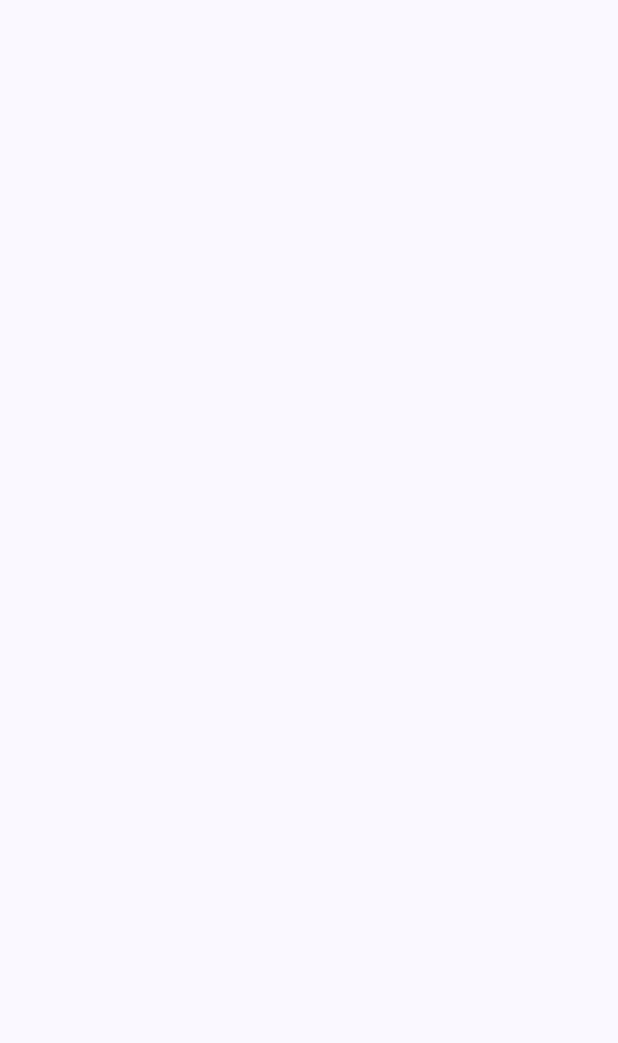
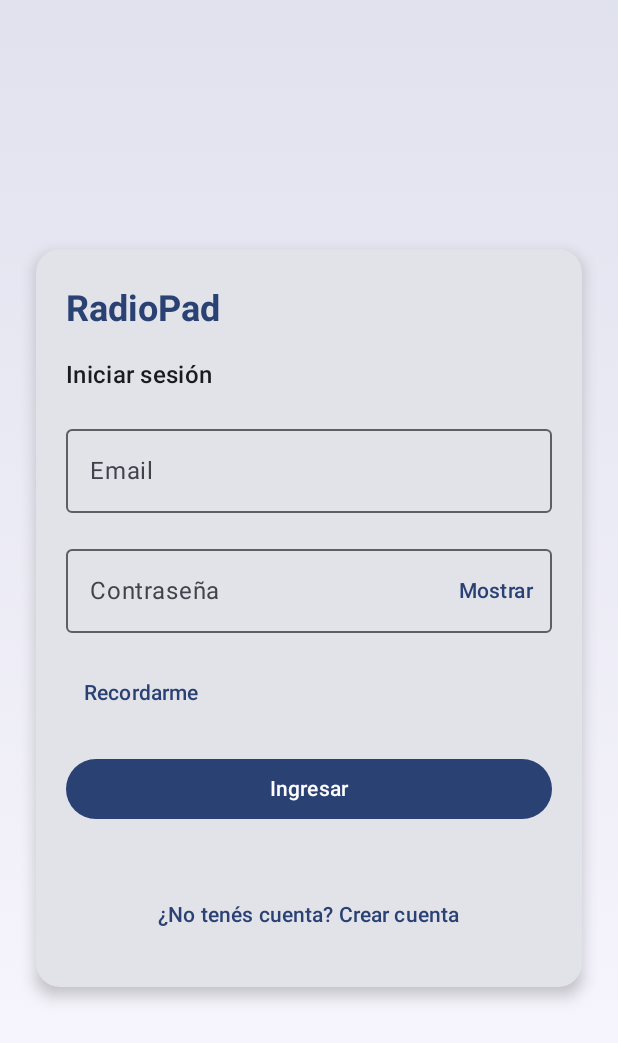
Before and after one commit to Shadouuh/RadioPad, an Android app built with Jetpack Compose: the screen it shows after launch (MainActivity), on a phone screen of 412 x 824 dp. Before the commit the part shown is empty. Shown: the top 1043 px of the screen. Run offline under Robolectric (Android 15) with nearby library versions, the phone set to English and light mode, and no system bars; 2 statements that could not run were skipped.

Commit message:
Iniciando Diseño

```diff
--- a/android/app/src/main/java/com/marioprojects/radiopad/MainActivity.kt
+++ b/android/app/src/main/java/com/marioprojects/radiopad/MainActivity.kt
@@ -7,11 +7,9 @@
 import androidx.compose.foundation.layout.fillMaxSize
 import androidx.compose.foundation.layout.padding
 import androidx.compose.material3.Scaffold
-import androidx.compose.material3.Text
-import androidx.compose.runtime.Composable
 import androidx.compose.ui.Modifier
-import androidx.compose.ui.tooling.preview.Preview
 import com.marioprojects.radiopad.ui.theme.RadioPadTheme
+import com.marioprojects.radiopad.ui.navigation.AppNavHost
 
 class MainActivity : ComponentActivity() {
     override fun onCreate(savedInstanceState: Bundle?) {
@@ -20,7 +18,7 @@
         setContent {
             RadioPadTheme {
                 Scaffold(modifier = Modifier.fillMaxSize()) { innerPadding ->
-
+                    AppNavHost()
                 }
             }
         }
--- /dev/null
+++ b/android/app/src/main/java/com/marioprojects/radiopad/ui/navigation/AppNavGraph.kt
@@ -0,0 +1,55 @@
+package com.marioprojects.radiopad.ui.navigation
+
+import androidx.compose.material3.Text
+import androidx.compose.runtime.Composable
+import androidx.navigation.NavHostController
+import androidx.navigation.compose.NavHost
+import androidx.navigation.compose.composable
+import androidx.navigation.compose.rememberNavController
+import com.marioprojects.radiopad.ui.screens.auth.ui.LoginScreen
+
+// Definición de rutas de la app (simple y coherente con las secciones)
+sealed class Screen(val route: String) {
+    data object Login : Screen("auth/login")
+    data object Register : Screen("auth/register")
+    data object Dashboard : Screen("dashboard")
+}
+
+/**
+ * NavHost principal de la app: inicia en Login y navega a Dashboard o Register.
+ * Por ahora las pantallas de Register/Dashboard son placeholders para facilitar el flujo.
+ */
+@Composable
+fun AppNavHost(
+    navController: NavHostController = rememberNavController(),
+    startDestination: String = Screen.Login.route
+) {
+    NavHost(
+        navController = navController,
+        startDestination = startDestination
+    ) {
+        composable(Screen.Login.route) {
+            LoginScreen(
+                onLogin = { _, _, _ ->
+                    // TODO: Integrar con ViewModel y backend; de momento navega a dashboard
+                    navController.navigate(Screen.Dashboard.route) {
+                        popUpTo(Screen.Login.route) { inclusive = true }
+                    }
+                },
+                onNavigateToRegister = {
+                    navController.navigate(Screen.Register.route)
+                }
+            )
+        }
+
+        composable(Screen.Register.route) {
+            // TODO: Implementar RegisterScreen más adelante
+            Text("Registro (próximamente)")
+        }
+
+        composable(Screen.Dashboard.route) {
+            // TODO: Reemplazar con pantalla real del dashboard (Home)
+            Text("Dashboard (placeholder)")
+        }
+    }
+}
--- /dev/null
+++ b/android/app/src/main/java/com/marioprojects/radiopad/ui/screens/auth/ui/LoginScreen.kt
@@ -0,0 +1,152 @@
+package com.marioprojects.radiopad.ui.screens.auth.ui
+
+import androidx.compose.foundation.background
+import androidx.compose.foundation.layout.Arrangement
+import androidx.compose.foundation.layout.Box
+import androidx.compose.foundation.layout.Column
+import androidx.compose.foundation.layout.Spacer
+import androidx.compose.foundation.layout.fillMaxSize
+import androidx.compose.foundation.layout.fillMaxWidth
+import androidx.compose.foundation.layout.height
+import androidx.compose.foundation.layout.padding
+import androidx.compose.foundation.shape.RoundedCornerShape
+import androidx.compose.material3.Button
+import androidx.compose.material3.Card
+import androidx.compose.material3.CardDefaults
+import androidx.compose.material3.MaterialTheme
+import androidx.compose.material3.OutlinedTextField
+import androidx.compose.material3.Text
+import androidx.compose.material3.TextButton
+import androidx.compose.material3.TextFieldDefaults
+import androidx.compose.runtime.Composable
+import androidx.compose.runtime.getValue
+import androidx.compose.runtime.mutableStateOf
+import androidx.compose.runtime.remember
+import androidx.compose.runtime.setValue
+import androidx.compose.ui.Alignment
+import androidx.compose.ui.Modifier
+import androidx.compose.ui.graphics.Brush
+import androidx.compose.ui.text.font.FontWeight
+import androidx.compose.ui.text.input.KeyboardType
+import androidx.compose.ui.text.input.KeyboardOptions
+import androidx.compose.ui.text.input.PasswordVisualTransformation
+import androidx.compose.ui.text.input.VisualTransformation
+import androidx.compose.ui.unit.dp
+import androidx.compose.ui.tooling.preview.Preview
+
+@Composable
+fun LoginScreen(
+    modifier: Modifier = Modifier,
+    isLoading: Boolean = false,
+    errorMessage: String? = null,
+    onLogin: (email: String, password: String, rememberMe: Boolean) -> Unit = { _, _, _ -> },
+    onNavigateToRegister: () -> Unit = {}
+) {
+
+    var email by remember { mutableStateOf("") }
+    var password by remember { mutableStateOf("") }
+    var showPassword by remember { mutableStateOf(false) }
+    var rememberMe by remember { mutableStateOf(false) }
+
+    Box(
+        modifier = modifier
+            .fillMaxSize()
+            .background(
+                brush = Brush.verticalGradient(
+                    colors = listOf(
+                        MaterialTheme.colorScheme.primary.copy(alpha = 0.12f),
+                        MaterialTheme.colorScheme.surface
+                    )
+                )
+            ),
+        contentAlignment = Alignment.Center
+    ) {
+        Card(
+            modifier = Modifier
+                .fillMaxWidth()
+                .padding(horizontal = 24.dp),
+            shape = RoundedCornerShape(16.dp),
+            elevation = CardDefaults.cardElevation(defaultElevation = 6.dp)
+        ) {
+            Column(
+                modifier = Modifier
+                    .padding(horizontal = 20.dp, vertical = 24.dp),
+                verticalArrangement = Arrangement.spacedBy(16.dp)
+            ) {
+                Text(
+                    text = "RadioPad",
+                    style = MaterialTheme.typography.headlineSmall.copy(fontWeight = FontWeight.Bold),
+                    color = MaterialTheme.colorScheme.primary
+                )
+                Text(
+                    text = "Iniciar sesión",
+                    style = MaterialTheme.typography.titleMedium
+                )
+
+                OutlinedTextField(
+                    value = email,
+                    onValueChange = { email = it },
+                    label = { Text("Email") },
+                    singleLine = true,
+                    keyboardOptions = KeyboardOptions(keyboardType = KeyboardType.Email),
+                    colors = TextFieldDefaults.outlinedTextFieldColors(
+                        focusedBorderColor = MaterialTheme.colorScheme.primary,
+                        cursorColor = MaterialTheme.colorScheme.primary
+                    ),
+                    modifier = Modifier.fillMaxWidth()
+                )
+
+                OutlinedTextField(
+                    value = password,
+                    onValueChange = { password = it },
+                    label = { Text("Contraseña") },
+                    singleLine = true,
+                    visualTransformation = if (showPassword) VisualTransformation.None else PasswordVisualTransformation(),
+                    keyboardOptions = KeyboardOptions(keyboardType = KeyboardType.Password),
+                    colors = TextFieldDefaults.outlinedTextFieldColors(
+                        focusedBorderColor = MaterialTheme.colorScheme.primary,
+                        cursorColor = MaterialTheme.colorScheme.primary
+                    ),
+                    trailingIcon = {
+                        TextButton(onClick = { showPassword = !showPassword }) {
+                            Text(if (showPassword) "Ocultar" else "Mostrar")
+                        }
+                    },
+                    modifier = Modifier.fillMaxWidth()
+                )
+
+                TextButton(onClick = { rememberMe = !rememberMe }) {
+                    val label = if (rememberMe) "✓ Recordarme" else "Recordarme"
+                    Text(label)
+                }
+
+                if (!errorMessage.isNullOrBlank()) {
+                    Text(
+                        text = errorMessage,
+                        color = MaterialTheme.colorScheme.error,
+                        style = MaterialTheme.typography.bodyMedium
+                    )
+                }
+
+                Button(
+                    onClick = {
+                        if (!isLoading) onLogin(email.trim(), password, rememberMe)
+                    },
+                    enabled = !isLoading,
+                    modifier = Modifier.fillMaxWidth()
+                ) {
+                    Text(if (isLoading) "Ingresando…" else "Ingresar")
+                }
+
+                Spacer(modifier = Modifier.height(4.dp))
+
+                TextButton(
+                    onClick = { if (!isLoading) onNavigateToRegister() },
+                    modifier = Modifier.align(Alignment.CenterHorizontally)
+                ) {
+                    Text("¿No tenés cuenta? Crear cuenta")
+                }
+            }
+        }
+    }
+}
```
Also changed, not shown: 2 other files.
